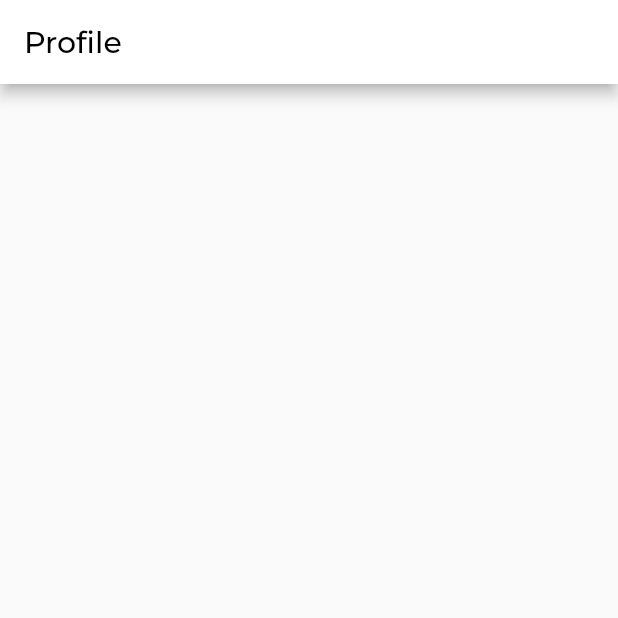
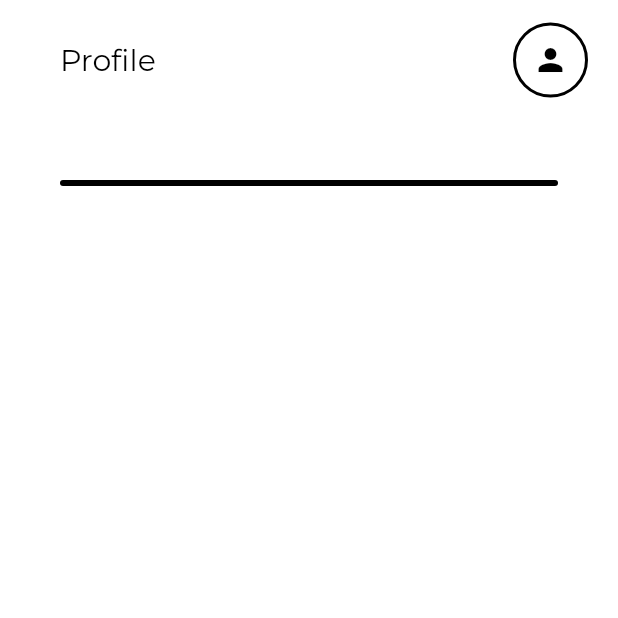
Before and after one commit to vishal701goswami/bms, a Flutter app: the screen it shows after launch, on a phone screen of 412 x 824 dp, the top half of it. Run offline on Flutter 3.47's test engine with Material 2 defaults, Android fonts, the light colour scheme and no system bars; our stand-ins replace google_fonts.

Commit message:
change on homepage

```diff
--- a/lib/HomePage.dart
+++ b/lib/HomePage.dart
@@ -12,13 +12,71 @@ class _DashbordState extends State<Dashbord> {
   @override
   Widget build(BuildContext context) {
     return Scaffold(
-      appBar: AppBar(
-        backgroundColor: Colors.white,
-        centerTitle: false,
-        title: Text("Profile", style: GoogleFonts.montserrat(
-            color: Colors.black,
-            fontSize: 20
-          ),),
+      backgroundColor: Colors.white,
+
+      body: Column(
+        mainAxisAlignment: MainAxisAlignment.start,
+        crossAxisAlignment: CrossAxisAlignment.center,
+        children: [
+          Container(
+            height: 80,
+            width: MediaQuery.of(context).size.width,
+            decoration: const BoxDecoration(
+              color: Colors.white
+            ),
+            child: Row(
+              mainAxisAlignment: MainAxisAlignment.center,
+              crossAxisAlignment: CrossAxisAlignment.center,
+              children: [
+                Expanded(child: Row(
+                  mainAxisAlignment: MainAxisAlignment.start,
+                  crossAxisAlignment: CrossAxisAlignment.center,
+                  children: [
+                    const SizedBox(
+                      width: 40,
+                    ),
+                    Text("Profile", style: GoogleFonts.montserrat(
+                      color: Colors.black,
+                      fontSize: 20
+                    ),)
+                  ],
+                )),
+                Row(
+                  mainAxisAlignment: MainAxisAlignment.center,
+                  crossAxisAlignment: CrossAxisAlignment.center,
+                  children: [
+                    Container(
+                      height: 50,
+                      width: 50,
+                      decoration: BoxDecoration(
+                        color: Colors.white,
+                        borderRadius: BorderRadius.circular(500),
+                        border: Border.all(width: 2, color: Colors.black),
+                      ),
+                      child: const Center(
+                        child: Icon(Icons.person, color: Colors.black,),
+                      ),
+                    ),
+                    const SizedBox(
+                      width: 20,
+                    )
+                  ],
+                )
+              ],
+            ),
+          ),
+          Padding(
+            padding: const EdgeInsets.all(40.0),
+            child: Container(
+              height: 4,
+              width: MediaQuery.of(context).size.width,
+              decoration: BoxDecoration(
+                color: Colors.black,
+                borderRadius: BorderRadius.circular(10),
+              ),
+            ),
+          )
+        ],
       ),
     );
 
```
